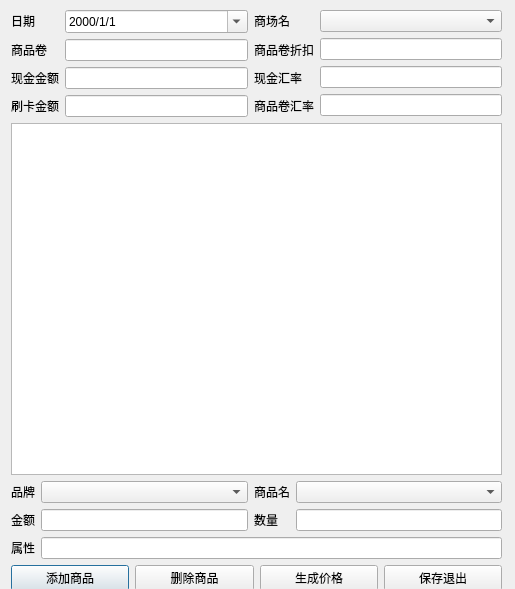
Above: goodsimportdialog.ui from cryring/myorder before the change. Below: the same form after it.
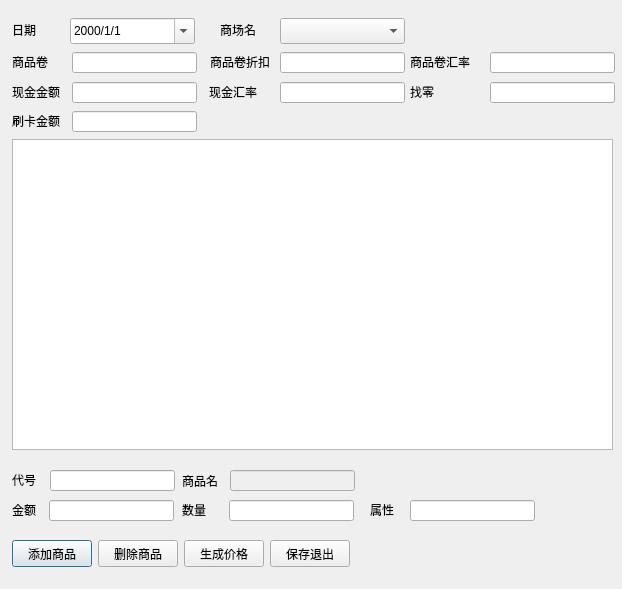
That is the form after the change.

The edit to the form file:
```diff
--- a/goodsimportdialog.ui
+++ b/goodsimportdialog.ui
@@ -6,61 +6,137 @@
    <rect>
     <x>0</x>
     <y>0</y>
-    <width>515</width>
+    <width>622</width>
     <height>589</height>
    </rect>
   </property>
   <property name="windowTitle">
    <string/>
   </property>
-  <widget class="QWidget" name="">
+  <widget class="QLabel" name="label_11">
    <property name="geometry">
     <rect>
-     <x>11</x>
-     <y>10</y>
-     <width>491</width>
-     <height>581</height>
+     <x>410</x>
+     <y>82</y>
+     <width>26</width>
+     <height>19</height>
     </rect>
    </property>
-   <layout class="QVBoxLayout" name="verticalLayout_10">
-    <item>
-     <layout class="QHBoxLayout" name="horizontalLayout">
-      <item>
-       <layout class="QVBoxLayout" name="verticalLayout">
-        <item>
-         <widget class="QLabel" name="label_8">
           <property name="text">
-           <string>日期</string>
-          </property>
-         </widget>
-        </item>
-        <item>
+    <string>找零</string>
+   </property>
+  </widget>
+  <widget class="QLineEdit" name="changeEdit">
+   <property name="geometry">
+    <rect>
+     <x>490</x>
+     <y>82</y>
+     <width>125</width>
+     <height>21</height>
+    </rect>
+   </property>
+  </widget>
+  <widget class="QTableView" name="invoiceView">
+   <property name="geometry">
+    <rect>
+     <x>12</x>
+     <y>139</y>
+     <width>601</width>
+     <height>311</height>
+    </rect>
+   </property>
+  </widget>
          <widget class="QLabel" name="label_6">
+   <property name="geometry">
+    <rect>
+     <x>12</x>
+     <y>52</y>
+     <width>39</width>
+     <height>19</height>
+    </rect>
+   </property>
           <property name="text">
            <string>商品卷</string>
           </property>
          </widget>
-        </item>
-        <item>
          <widget class="QLabel" name="label_15">
+   <property name="geometry">
+    <rect>
+     <x>12</x>
+     <y>82</y>
+     <width>52</width>
+     <height>19</height>
+    </rect>
+   </property>
           <property name="text">
            <string>现金金额</string>
           </property>
          </widget>
-        </item>
-        <item>
          <widget class="QLabel" name="label_4">
+   <property name="geometry">
+    <rect>
+     <x>12</x>
+     <y>111</y>
+     <width>52</width>
+     <height>19</height>
+    </rect>
+   </property>
           <property name="text">
            <string>刷卡金额</string>
           </property>
          </widget>
-        </item>
-       </layout>
-      </item>
-      <item>
-       <layout class="QVBoxLayout" name="verticalLayout_2">
-        <item>
+  <widget class="QLabel" name="label_8">
+   <property name="geometry">
+    <rect>
+     <x>12</x>
+     <y>20</y>
+     <width>26</width>
+     <height>19</height>
+    </rect>
+   </property>
+   <property name="text">
+    <string>日期</string>
+   </property>
+  </widget>
+  <widget class="QLineEdit" name="creditCardEdit">
+   <property name="geometry">
+    <rect>
+     <x>72</x>
+     <y>111</y>
+     <width>125</width>
+     <height>21</height>
+    </rect>
+   </property>
+  </widget>
+  <widget class="QLineEdit" name="payPriceEdit">
+   <property name="geometry">
+    <rect>
+     <x>72</x>
+     <y>82</y>
+     <width>125</width>
+     <height>21</height>
+    </rect>
+   </property>
+  </widget>
+  <widget class="QLineEdit" name="couponEdit">
+   <property name="geometry">
+    <rect>
+     <x>72</x>
+     <y>52</y>
+     <width>125</width>
+     <height>21</height>
+    </rect>
+   </property>
+  </widget>
          <widget class="QDateEdit" name="dateEdit">
+   <property name="geometry">
+    <rect>
+     <x>70</x>
+     <y>18</y>
+     <width>125</width>
+     <height>26</height>
+    </rect>
+   </property>
           <property name="wrapping">
            <bool>false</bool>
           </property>
@@ -90,197 +166,276 @@
            <bool>true</bool>
           </property>
          </widget>
-        </item>
-        <item>
-         <widget class="QLineEdit" name="couponEdit"/>
-        </item>
-        <item>
-         <widget class="QLineEdit" name="payPriceEdit"/>
-        </item>
-        <item>
-         <widget class="QLineEdit" name="creditCardEdit"/>
-        </item>
-       </layout>
-      </item>
-      <item>
-       <layout class="QVBoxLayout" name="verticalLayout_3">
-        <item>
+  <widget class="QLabel" name="label_5">
+   <property name="geometry">
+    <rect>
+     <x>209</x>
+     <y>82</y>
+     <width>52</width>
+     <height>19</height>
+    </rect>
+   </property>
+   <property name="text">
+    <string>现金汇率</string>
+   </property>
+  </widget>
          <widget class="QLabel" name="label_10">
+   <property name="geometry">
+    <rect>
+     <x>220</x>
+     <y>20</y>
+     <width>39</width>
+     <height>19</height>
+    </rect>
+   </property>
           <property name="text">
            <string>商场名</string>
           </property>
          </widget>
-        </item>
-        <item>
          <widget class="QLabel" name="label_7">
+   <property name="geometry">
+    <rect>
+     <x>210</x>
+     <y>52</y>
+     <width>65</width>
+     <height>19</height>
+    </rect>
+   </property>
           <property name="text">
            <string>商品卷折扣</string>
           </property>
          </widget>
-        </item>
-        <item>
-         <widget class="QLabel" name="label_5">
-          <property name="text">
-           <string>现金汇率</string>
-          </property>
-         </widget>
-        </item>
-        <item>
          <widget class="QLabel" name="label_9">
           <property name="enabled">
            <bool>true</bool>
           </property>
+   <property name="geometry">
+    <rect>
+     <x>410</x>
+     <y>52</y>
+     <width>65</width>
+     <height>19</height>
+    </rect>
+   </property>
           <property name="text">
            <string>商品卷汇率</string>
           </property>
          </widget>
-        </item>
-       </layout>
-      </item>
-      <item>
-       <layout class="QVBoxLayout" name="verticalLayout_4">
-        <item>
          <widget class="QComboBox" name="shopNameBox">
+   <property name="geometry">
+    <rect>
+     <x>280</x>
+     <y>18</y>
+     <width>125</width>
+     <height>26</height>
+    </rect>
+   </property>
           <property name="editable">
            <bool>false</bool>
           </property>
          </widget>
-        </item>
-        <item>
-         <widget class="QLineEdit" name="couponDiscountEdit"/>
-        </item>
-        <item>
-         <widget class="QLineEdit" name="exchangeRateEdit"/>
-        </item>
-        <item>
+  <widget class="QLineEdit" name="couponDiscountEdit">
+   <property name="geometry">
+    <rect>
+     <x>280</x>
+     <y>52</y>
+     <width>125</width>
+     <height>21</height>
+    </rect>
+   </property>
+  </widget>
+  <widget class="QLineEdit" name="exchangeRateEdit">
+   <property name="geometry">
+    <rect>
+     <x>280</x>
+     <y>82</y>
+     <width>125</width>
+     <height>21</height>
+    </rect>
+   </property>
+  </widget>
          <widget class="QLineEdit" name="cExchangeRateEdit">
           <property name="enabled">
            <bool>true</bool>
           </property>
-         </widget>
-        </item>
-       </layout>
-      </item>
-     </layout>
-    </item>
-    <item>
-     <widget class="QTableView" name="invoiceView"/>
-    </item>
-    <item>
-     <layout class="QVBoxLayout" name="verticalLayout_9">
-      <item>
-       <layout class="QHBoxLayout" name="horizontalLayout_3">
-        <item>
-         <layout class="QVBoxLayout" name="verticalLayout_5">
-          <item>
-           <widget class="QLabel" name="label_12">
-            <property name="text">
-             <string>品牌</string>
-            </property>
-           </widget>
-          </item>
-          <item>
-           <widget class="QLabel" name="label_2">
-            <property name="text">
-             <string>金额</string>
-            </property>
-           </widget>
-          </item>
-         </layout>
-        </item>
-        <item>
-         <layout class="QVBoxLayout" name="verticalLayout_7">
-          <item>
-           <widget class="QComboBox" name="brandComboBox"/>
-          </item>
-          <item>
-           <widget class="QLineEdit" name="goodsPriceEdit"/>
-          </item>
-         </layout>
-        </item>
-        <item>
-         <layout class="QVBoxLayout" name="verticalLayout_6">
-          <item>
+   <property name="geometry">
+    <rect>
+     <x>490</x>
+     <y>52</y>
+     <width>125</width>
+     <height>21</height>
+    </rect>
+   </property>
+  </widget>
            <widget class="QLabel" name="label">
+   <property name="geometry">
+    <rect>
+     <x>182</x>
+     <y>472</y>
+     <width>39</width>
+     <height>19</height>
+    </rect>
+   </property>
             <property name="text">
              <string>&lt;html&gt;&lt;head/&gt;&lt;body&gt;&lt;p&gt;商品名&lt;/p&gt;&lt;/body&gt;&lt;/html&gt;</string>
             </property>
            </widget>
-          </item>
-          <item>
            <widget class="QLabel" name="label_3">
+   <property name="geometry">
+    <rect>
+     <x>182</x>
+     <y>500</y>
+     <width>26</width>
+     <height>19</height>
+    </rect>
+   </property>
             <property name="text">
              <string>数量</string>
             </property>
            </widget>
-          </item>
-         </layout>
-        </item>
-        <item>
-         <layout class="QVBoxLayout" name="verticalLayout_8">
-          <item>
-           <widget class="QComboBox" name="savedGoodsNameBox">
-            <property name="editable">
-             <bool>false</bool>
-            </property>
-           </widget>
-          </item>
-          <item>
-           <widget class="QLineEdit" name="goodsCountEdit"/>
-          </item>
-         </layout>
-        </item>
-       </layout>
-      </item>
-      <item>
-       <layout class="QHBoxLayout" name="horizontalLayout_4">
-        <item>
+  <widget class="QLabel" name="label_2">
+   <property name="geometry">
+    <rect>
+     <x>12</x>
+     <y>500</y>
+     <width>26</width>
+     <height>19</height>
+    </rect>
+   </property>
+   <property name="text">
+    <string>金额</string>
+   </property>
+  </widget>
+  <widget class="QLineEdit" name="goodsPriceEdit">
+   <property name="geometry">
+    <rect>
+     <x>49</x>
+     <y>500</y>
+     <width>125</width>
+     <height>21</height>
+    </rect>
+   </property>
+  </widget>
+  <widget class="QLineEdit" name="goodsCountEdit">
+   <property name="geometry">
+    <rect>
+     <x>229</x>
+     <y>500</y>
+     <width>125</width>
+     <height>21</height>
+    </rect>
+   </property>
+  </widget>
          <widget class="QLabel" name="label_13">
+   <property name="geometry">
+    <rect>
+     <x>370</x>
+     <y>500</y>
+     <width>26</width>
+     <height>19</height>
+    </rect>
+   </property>
           <property name="text">
            <string>属性</string>
           </property>
          </widget>
-        </item>
-        <item>
-         <widget class="QLineEdit" name="attributeEdit"/>
-        </item>
-       </layout>
-      </item>
-     </layout>
-    </item>
-    <item>
-     <layout class="QHBoxLayout" name="horizontalLayout_2">
-      <item>
+  <widget class="QLineEdit" name="attributeEdit">
+   <property name="geometry">
+    <rect>
+     <x>410</x>
+     <y>500</y>
+     <width>125</width>
+     <height>21</height>
+    </rect>
+   </property>
+  </widget>
        <widget class="QPushButton" name="saveGoodsButton">
+   <property name="geometry">
+    <rect>
+     <x>12</x>
+     <y>540</y>
+     <width>80</width>
+     <height>27</height>
+    </rect>
+   </property>
         <property name="text">
          <string>添加商品</string>
         </property>
        </widget>
-      </item>
-      <item>
-       <widget class="QPushButton" name="delGoodsButton">
-        <property name="text">
-         <string>删除商品</string>
-        </property>
-       </widget>
-      </item>
-      <item>
        <widget class="QPushButton" name="calcButton">
+   <property name="geometry">
+    <rect>
+     <x>184</x>
+     <y>540</y>
+     <width>80</width>
+     <height>27</height>
+    </rect>
+   </property>
         <property name="text">
          <string>生成价格</string>
         </property>
        </widget>
-      </item>
-      <item>
+  <widget class="QPushButton" name="delGoodsButton">
+   <property name="geometry">
+    <rect>
+     <x>98</x>
+     <y>540</y>
+     <width>80</width>
+     <height>27</height>
+    </rect>
+   </property>
+   <property name="text">
+    <string>删除商品</string>
+   </property>
+  </widget>
        <widget class="QPushButton" name="saveButton">
+   <property name="geometry">
+    <rect>
+     <x>270</x>
+     <y>540</y>
+     <width>80</width>
+     <height>27</height>
+    </rect>
+   </property>
         <property name="text">
          <string>保存退出</string>
         </property>
        </widget>
-      </item>
-     </layout>
-    </item>
-   </layout>
+  <widget class="QLabel" name="label_12">
+   <property name="geometry">
+    <rect>
+     <x>12</x>
+     <y>472</y>
+     <width>31</width>
+     <height>16</height>
+    </rect>
+   </property>
+   <property name="text">
+    <string>代号</string>
+   </property>
+  </widget>
+  <widget class="QLineEdit" name="goodsIdEdit">
+   <property name="geometry">
+    <rect>
+     <x>50</x>
+     <y>470</y>
+     <width>125</width>
+     <height>21</height>
+    </rect>
+   </property>
+  </widget>
+  <widget class="QLineEdit" name="goodsNameEdit">
+   <property name="enabled">
+    <bool>false</bool>
+   </property>
+   <property name="geometry">
+    <rect>
+     <x>230</x>
+     <y>470</y>
+     <width>125</width>
+     <height>21</height>
+    </rect>
+   </property>
   </widget>
  </widget>
  <resources/>
```
Lines whose indentation alone changed are shown as unchanged.
